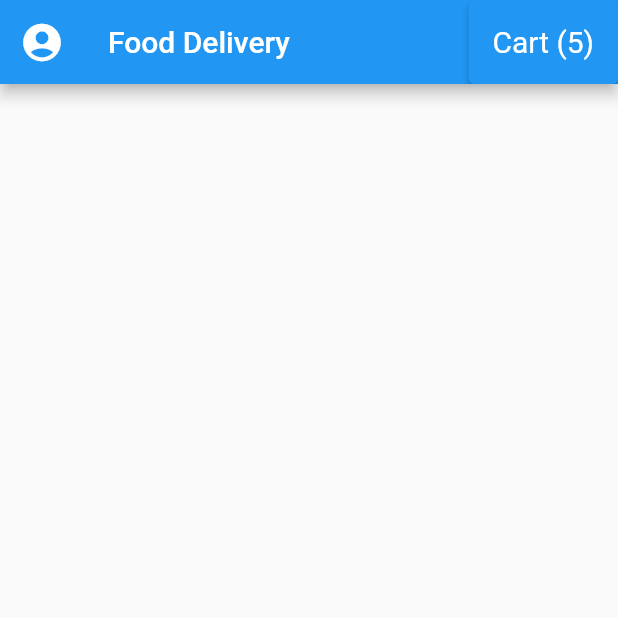
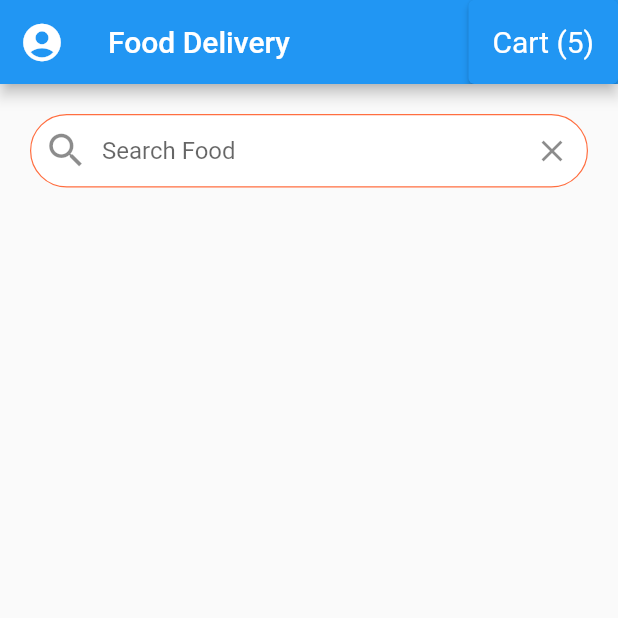
Before and after one commit to Phonekham/flutter_food_delivery, a Flutter app: the screen it shows after launch, on a phone screen of 412 x 824 dp, the top half of it. Run offline on Flutter 3.47's test engine with Material 2 defaults, Android fonts, the phone set to English and light mode, and no system bars.

Commit message:
search bar

```diff
--- a/lib/screens/home_screen.dart
+++ b/lib/screens/home_screen.dart
@@ -27,6 +27,34 @@
               child: Text('Cart (${currentUser.cart.length})'))
         ],
       ),
+      body: ListView(
+        children: [
+          Padding(
+              padding: EdgeInsets.all(20.0),
+              child: TextField(
+                  decoration: InputDecoration(
+                contentPadding: EdgeInsets.symmetric(vertical: 15.0),
+                fillColor: Colors.white,
+                filled: true,
+                border: OutlineInputBorder(
+                  borderRadius: BorderRadius.circular(30.0),
+                  borderSide: BorderSide(width: 0.8),
+                ),
+                enabledBorder: OutlineInputBorder(
+                  borderRadius: BorderRadius.circular(30.0),
+                  borderSide: BorderSide(
+                      width: 0.8, color: Theme.of(context).primaryColor),
+                ),
+                hintText: 'Search Food',
+                prefixIcon: Icon(
+                  Icons.search,
+                  size: 30.0,
+                ),
+                suffixIcon:
+                    IconButton(icon: Icon(Icons.clear), onPressed: () {}),
+              )))
+        ],
+      ),
     );
   }
 }
```
